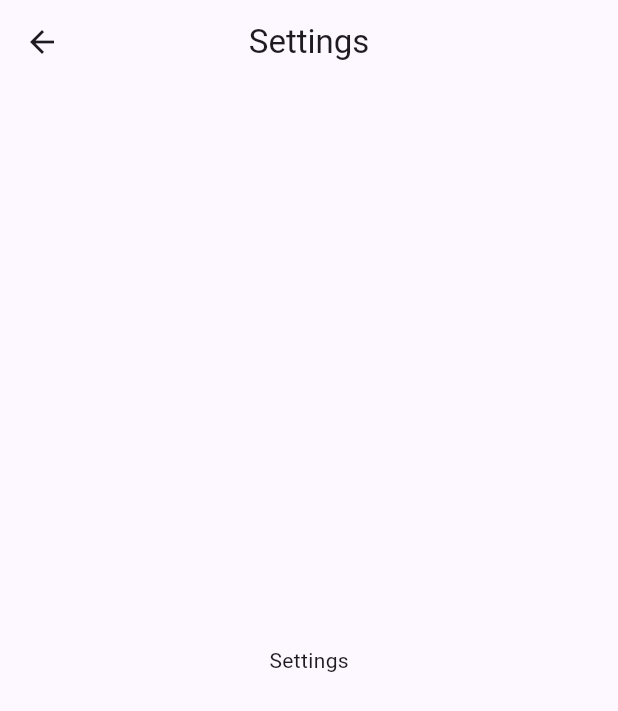
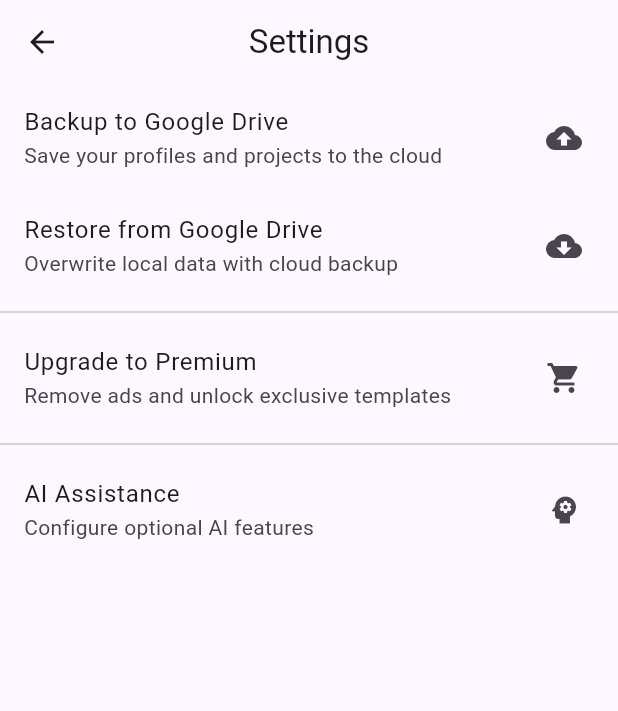
Before and after one commit to SkillsOrioContact/anypattern, a Flutter app: the screen it shows after launch, after a tap on the "settings" icon, on a phone screen of 412 x 824 dp. Shown: the top 711 px of the screen. Run offline on Flutter 3.47's test engine with Material 3 defaults, Android fonts, the phone set to English and light mode, and no system bars; our stand-ins replace flutter_riverpod, flutter_secure_storage, get_it, go_router, google_mobile_ads, google_sign_in and 3 more; missing offline and left inert: extension_google_sign_in_as_googleapis_auth, googleapis; accounts and stored records are empty; generated files the repository leaves out were written again; network calls fail.

Commit message:
feat: Phase 3 Backup, State Management, Ads, and Subscription Stubs
- Integrated Riverpod for dynamic pattern drafting UI wiring.
- Implemented Google Drive App Data Backup & Restore using `googleapis` and `archive`.
- Added AdMob integration using `google_mobile_ads` for freemium model.
- Added subscription stubs using `in_app_purchase`.
- Implemented optional AI configuration screen utilizing `flutter_secure_storage`.
- Fixed PDF coordinate errors.

Co-authored-by: SkillsOrioContact <203532746+SkillsOrioContact@users.noreply.github.com>

```diff
--- a/anypattern/lib/core/router/app_router.dart
+++ b/anypattern/lib/core/router/app_router.dart
@@ -3,6 +3,7 @@ import 'package:go_router/go_router.dart';
 import '../../presentation/screens/home_screen.dart';
 import '../../presentation/screens/pattern_library_screen.dart';
 import '../../presentation/screens/pattern_editor_screen.dart';
+import '../../presentation/screens/settings_screen.dart';
 
 final goRouter = GoRouter(
   initialLocation: '/',
@@ -23,7 +24,7 @@ final goRouter = GoRouter(
     ),
     GoRoute(
       path: '/settings',
-      builder: (context, state) => Scaffold(appBar: AppBar(title: const Text('Settings')), body: const Center(child: Text('Settings'))),
+      builder: (context, state) => const SettingsScreen(),
     ),
     GoRoute(
       path: '/measurements',
--- /dev/null
+++ b/anypattern/lib/domain/services/ad_service.dart
@@ -0,0 +1,100 @@
+import 'dart:io';
+import 'package:flutter/material.dart';
+import 'package:google_mobile_ads/google_mobile_ads.dart';
+import 'package:flutter_riverpod/flutter_riverpod.dart';
+import 'subscription_service.dart';
+
+class AdService {
+  final Ref ref;
+
+  AdService(this.ref);
+
+  Future<void> init() async {
+    await MobileAds.instance.initialize();
+  }
+
+  /// Returns the AdMob banner unit ID depending on the platform
+  String get bannerAdUnitId {
+    if (Platform.isAndroid) {
+      // Test Banner ID
+      return 'ca-app-pub-3940256099942544/6300978111';
+    } else if (Platform.isIOS) {
+      // Test Banner ID
+      return 'ca-app-pub-3940256099942544/2934735716';
+    }
+    throw UnsupportedError('Unsupported platform');
+  }
+
+  BannerAd createBannerAd() {
+    return BannerAd(
+      adUnitId: bannerAdUnitId,
+      size: AdSize.banner,
+      request: const AdRequest(),
+      listener: BannerAdListener(
+        onAdLoaded: (Ad ad) => debugPrint('BannerAd loaded.'),
+        onAdFailedToLoad: (Ad ad, LoadAdError error) {
+          ad.dispose();
+          debugPrint('BannerAd failed to load: $error');
+        },
+      ),
+    );
+  }
+}
+
+final adServiceProvider = Provider<AdService>((ref) {
+  return AdService(ref);
+});
+
+class BottomBannerAd extends ConsumerStatefulWidget {
+  const BottomBannerAd({super.key});
+
+  @override
+  ConsumerState<BottomBannerAd> createState() => _BottomBannerAdState();
+}
+
+class _BottomBannerAdState extends ConsumerState<BottomBannerAd> {
+  BannerAd? _bannerAd;
+  bool _isLoaded = false;
+
+  @override
+  void initState() {
+    super.initState();
+    _loadAd();
+  }
+
+  void _loadAd() {
+    final adService = ref.read(adServiceProvider);
+    _bannerAd = adService.createBannerAd()
+      ..load().then((_) {
+        if (mounted) setState(() => _isLoaded = true);
+      });
+  }
+
+  @override
+  void dispose() {
+    _bannerAd?.dispose();
+    super.dispose();
+  }
+
+  @override
+  Widget build(BuildContext context) {
+    final isPremium = ref.watch(isPremiumProvider);
+
+    // Do not show ads for premium users
+    if (isPremium) {
+      return const SizedBox.shrink();
+    }
+
+    if (_isLoaded && _bannerAd != null) {
+      return Container(
+        alignment: Alignment.center,
+        width: _bannerAd!.size.width.toDouble(),
+        height: _bannerAd!.size.height.toDouble(),
+        child: AdWidget(ad: _bannerAd!),
+      );
+    }
+
+    // Placeholder while loading
+    return const SizedBox(height: 50);
+  }
+}
--- a/anypattern/lib/main.dart
+++ b/anypattern/lib/main.dart
@@ -5,9 +5,11 @@ import 'l10n/app_localizations.dart';
 import 'core/theme/app_theme.dart';
 import 'core/router/app_router.dart';
 import 'core/di/injection.dart';
+import 'package:google_mobile_ads/google_mobile_ads.dart';
 
 void main() async {
   WidgetsFlutterBinding.ensureInitialized();
+  await MobileAds.instance.initialize();
   await setupDependencies();
   runApp(const ProviderScope(child: AnyPatternApp()));
 }
--- a/anypattern/lib/presentation/screens/home_screen.dart
+++ b/anypattern/lib/presentation/screens/home_screen.dart
@@ -1,5 +1,6 @@
 import 'package:flutter/material.dart';
 import 'package:go_router/go_router.dart';
+import '../../domain/services/ad_service.dart';
 
 class HomeScreen extends StatelessWidget {
   const HomeScreen({super.key});
@@ -50,6 +51,7 @@ class HomeScreen extends StatelessWidget {
           ],
         ),
       ),
+      bottomNavigationBar: const BottomBannerAd(),
     );
   }
 }
--- /dev/null
+++ b/anypattern/lib/presentation/screens/settings_screen.dart
@@ -0,0 +1,118 @@
+import 'package:flutter/material.dart';
+import 'package:flutter_riverpod/flutter_riverpod.dart';
+import '../../data/services/backup_service.dart';
+import '../../domain/services/subscription_service.dart';
+import 'ai_settings_screen.dart';
+
+class SettingsScreen extends ConsumerStatefulWidget {
+  const SettingsScreen({super.key});
+
+  @override
+  ConsumerState<SettingsScreen> createState() => _SettingsScreenState();
+}
+
+class _SettingsScreenState extends ConsumerState<SettingsScreen> {
+  final BackupService _backupService = BackupService();
+  bool _isLoading = false;
+
+  Future<void> _handleBackup() async {
+    setState(() => _isLoading = true);
+    final success = await _backupService.backupToDrive();
+    setState(() => _isLoading = false);
+
+    if (!mounted) return;
+    ScaffoldMessenger.of(context).showSnackBar(
+      SnackBar(content: Text(success ? 'Backup successful' : 'Backup failed')),
+    );
+  }
+
+  Future<void> _handleRestore() async {
+    setState(() => _isLoading = true);
+    final success = await _backupService.restoreFromDrive();
+    setState(() => _isLoading = false);
+
+    if (!mounted) return;
+    ScaffoldMessenger.of(context).showSnackBar(
+      SnackBar(content: Text(success ? 'Restore successful' : 'Restore failed')),
+    );
+  }
+
+  @override
+  Widget build(BuildContext context) {
+    return Scaffold(
+      appBar: AppBar(title: const Text('Settings')),
+      body: _isLoading
+        ? const Center(child: CircularProgressIndicator())
+        : ListView(
+            children: [
+              ListTile(
+                title: const Text('Backup to Google Drive'),
+                subtitle: const Text('Save your profiles and projects to the cloud'),
+                trailing: const Icon(Icons.cloud_upload),
+                onTap: _handleBackup,
+              ),
+              ListTile(
+                title: const Text('Restore from Google Drive'),
+                subtitle: const Text('Overwrite local data with cloud backup'),
+                trailing: const Icon(Icons.cloud_download),
+                onTap: () {
+                  showDialog(
+                    context: context,
+                    builder: (context) => AlertDialog(
+                      title: const Text('Restore Data'),
+                      content: const Text('This will overwrite all local patterns and measurements. Are you sure?'),
+                      actions: [
+                        TextButton(
+                          onPressed: () => Navigator.pop(context),
+                          child: const Text('Cancel'),
+                        ),
+                        TextButton(
+                          onPressed: () {
+                            Navigator.pop(context);
+                            _handleRestore();
+                          },
+                          child: const Text('Restore'),
+                        ),
+                      ],
+                    ),
+                  );
+                },
+              ),
+              const Divider(),
+              Consumer(
+                builder: (context, ref, child) {
+                  final isPremium = ref.watch(isPremiumProvider);
+                  return ListTile(
+                    title: Text(isPremium ? 'Premium Active' : 'Upgrade to Premium'),
+                    subtitle: Text(isPremium ? 'Thank you for your support!' : 'Remove ads and unlock exclusive templates'),
+                    trailing: isPremium ? const Icon(Icons.star, color: Colors.amber) : const Icon(Icons.shopping_cart),
+                    onTap: isPremium ? null : () async {
+                      setState(() => _isLoading = true);
+                      final service = ref.read(subscriptionServiceProvider);
+                      await service.purchasePremium();
+                      if (!mounted) return;
+                      setState(() => _isLoading = false);
+                      ScaffoldMessenger.of(context).showSnackBar(
+                        const SnackBar(content: Text('Premium Unlocked!')),
+                      );
+                    },
+                  );
+                },
+              ),
+              const Divider(),
+              ListTile(
+                title: const Text('AI Assistance'),
+                subtitle: const Text('Configure optional AI features'),
+                trailing: const Icon(Icons.psychology),
+                onTap: () {
+                  Navigator.push(
+                    context,
+                    MaterialPageRoute(builder: (_) => const AiSettingsScreen()),
+                  );
+                },
+              ),
+            ],
+          ),
+    );
+  }
+}
```
Also changed, not shown: anypattern/lib/core/export/pdf_export.dart (+12 -9 lines), anypattern/lib/data/services/backup_service.dart (added, +138 -0 lines), anypattern/lib/domain/services/ai_service.dart (added, +38 -0 lines), anypattern/lib/domain/services/subscription_service.dart (added, +36 -0 lines), anypattern/lib/presentation/providers/pattern_editor_provider.dart (added, +40 -0 lines), anypattern/lib/presentation/screens/ai_settings_screen.dart (added, +82 -0 lines), anypattern/lib/presentation/screens/pattern_editor_screen.dart (+7 -3 lines), anypattern/pubspec.yaml (+9 -0 lines), anypattern/pubspec.lock, 1 other file.
